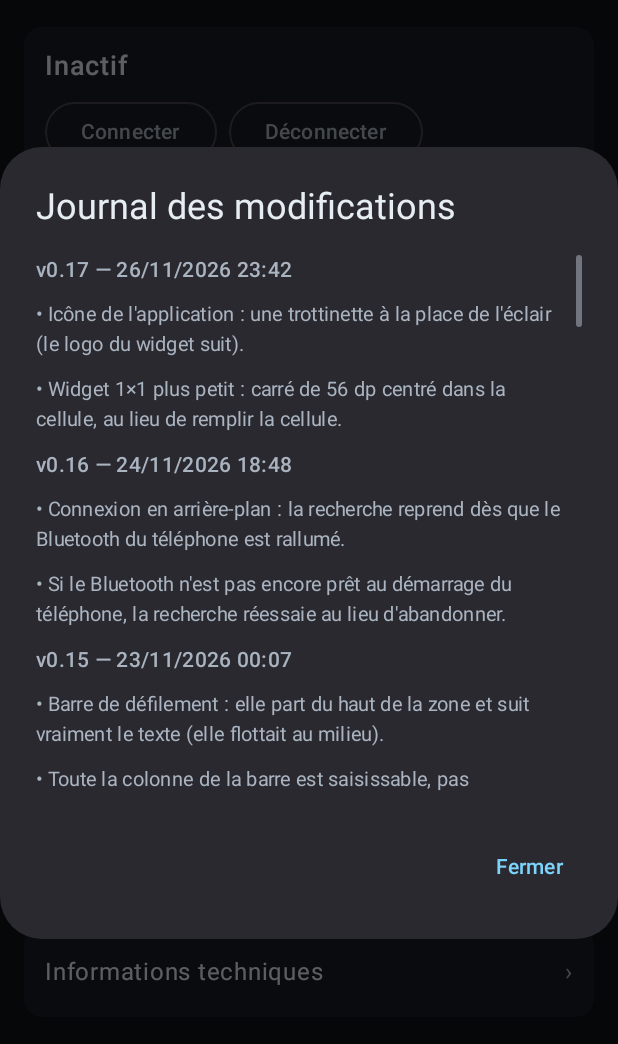
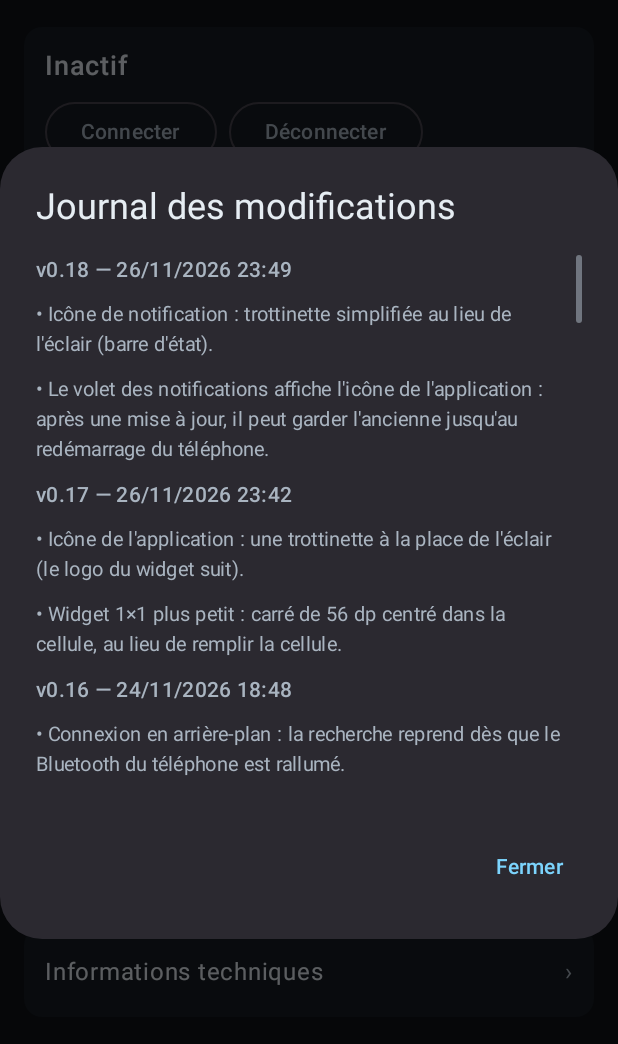
Before and after one commit to JC-LGMS/Etwow, an Android app built with Jetpack Compose: the screen it shows after launch (MainActivity), after a tap on an icon or button, on a phone screen of 412 x 824 dp, the part 75-1119 px from its top. Run offline under Robolectric (Android 15) with nearby library versions, the phone set to English and light mode, and no system bars.

Commit message:
Etwow 0.18 : icone de notification en trottinette

```diff
--- a/app/src/main/java/com/etwow/ui/Changelog.kt
+++ b/app/src/main/java/com/etwow/ui/Changelog.kt
@@ -11,6 +11,14 @@ data class ChangelogEntry(
 )
 
 val CHANGELOG = listOf(
+    ChangelogEntry(
+        version = "0.18",
+        date = "26/11/2026 23:49",
+        items = listOf(
+            "Icône de notification : trottinette simplifiée au lieu de l'éclair (barre d'état).",
+            "Le volet des notifications affiche l'icône de l'application : après une mise à jour, il peut garder l'ancienne jusqu'au redémarrage du téléphone.",
+        ),
+    ),
     ChangelogEntry(
         version = "0.17",
         date = "26/11/2026 23:42",
--- a/app/src/main/res/drawable/ic_notification.xml
+++ b/app/src/main/res/drawable/ic_notification.xml
@@ -1,4 +1,5 @@
 <?xml version="1.0" encoding="utf-8"?>
+<!-- Petite icône de notification : trottinette simplifiée (roues pleines), lisible à 24 dp. -->
 <vector xmlns:android="http://schemas.android.com/apk/res/android"
     android:width="24dp"
     android:height="24dp"
@@ -6,5 +7,23 @@
     android:viewportHeight="24">
     <path
         android:fillColor="#FFFFFFFF"
-        android:pathData="M13,2L4,14h6l-1,8 9,-12h-6z" />
+        android:pathData="M3.6,17.5A1.9,1.9 0 1,1 7.4,17.5A1.9,1.9 0 1,1 3.6,17.5Z" />
+    <path
+        android:fillColor="#FFFFFFFF"
+        android:pathData="M16.6,17.5A1.9,1.9 0 1,1 20.4,17.5A1.9,1.9 0 1,1 16.6,17.5Z" />
+    <path
+        android:pathData="M7.3,15.8L14.6,15.8"
+        android:strokeColor="#FFFFFFFF"
+        android:strokeLineCap="round"
+        android:strokeWidth="1.8" />
+    <path
+        android:pathData="M17.4,15.4L13.4,5.8"
+        android:strokeColor="#FFFFFFFF"
+        android:strokeLineCap="round"
+        android:strokeWidth="1.8" />
+    <path
+        android:pathData="M10.6,5.8L16.2,5.8"
+        android:strokeColor="#FFFFFFFF"
+        android:strokeLineCap="round"
+        android:strokeWidth="1.8" />
 </vector>
```
Also changed, not shown: 2 other files.
